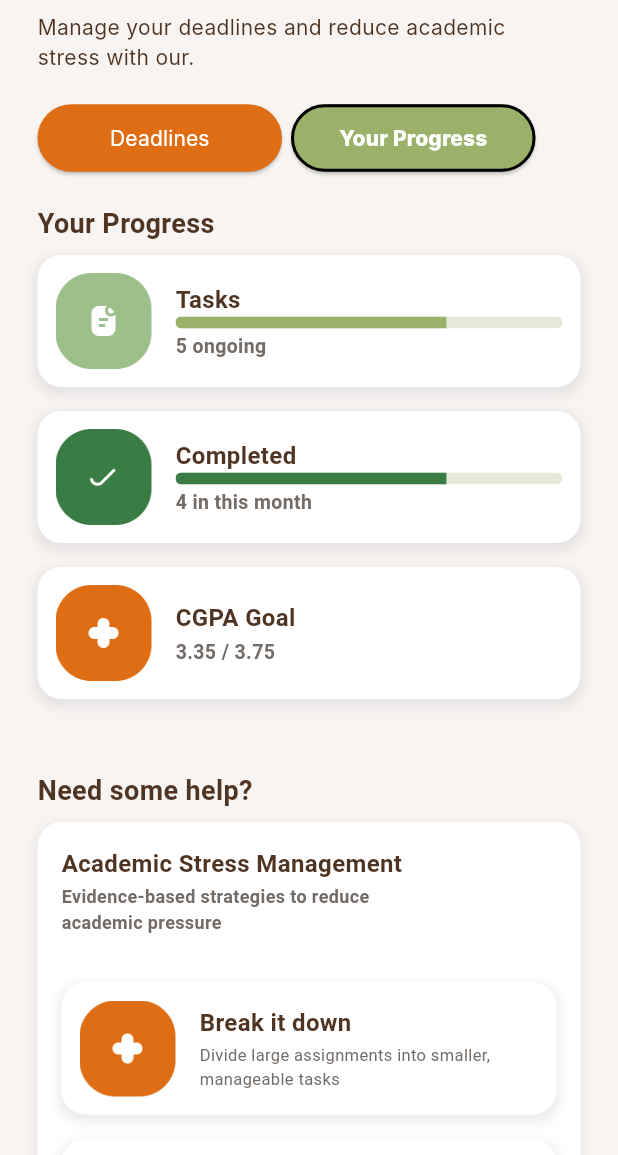
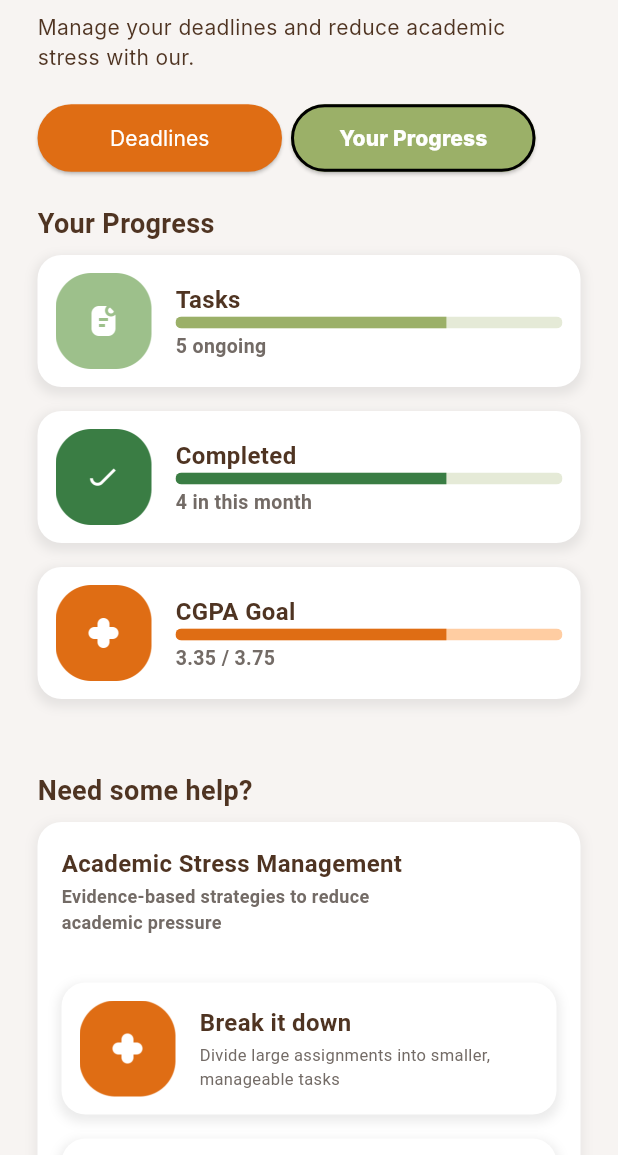
Before and after one commit to danhqm/UpLift-ClosedAI, a Flutter app: the Acadprogress screen opened directly with empty values, on a phone screen of 412 x 824 dp, the part 81-1236 px from its top. Run offline on Flutter 3.47's test engine with Material 3 defaults, Android fonts, the phone set to English and light mode, and no system bars; our stand-ins replace flutter_dotenv, loading_animation_widget, pin_code_fields; missing offline and left inert: mailer, postgres; accounts and stored records are empty; Roboto replaces fonts that are missing (Inter); statements that could not run were skipped.

Commit message:
update on academic planning progress bar

```diff
--- a/lib/page/acadprogress.dart
+++ b/lib/page/acadprogress.dart
@@ -136,6 +136,8 @@ class _AcadprogressState extends State<Acadprogress> {
                 child: _buildCgpaCard(
                   imagePath: 'media/ProgressCGPA.png',
                   title: 'CGPA Goal',
+                  progress: completedProgress,
+                  progressColor: const Color(0xFFDF6D14),
                   cgpaGoal: cgpaGoal,
                 ),
               ),
@@ -306,6 +308,8 @@ class _AcadprogressState extends State<Acadprogress> {
     required String imagePath,
     required String title,
     required String cgpaGoal,
+    required double progress,
+    required Color progressColor,
   }) {
     return Container(
       decoration: BoxDecoration(
@@ -343,6 +347,15 @@ class _AcadprogressState extends State<Acadprogress> {
                     color: Color(0xFF4F3422),
                     fontSize: 16,
                     fontWeight: FontWeight.w700,
+                  ),
+                ),
+                ClipRRect(
+                  borderRadius: BorderRadius.circular(8),
+                  child: LinearProgressIndicator(
+                    value: progress,
+                    minHeight: 8,
+                    backgroundColor: const Color(0xFFFFCDA2),
+                    color: progressColor,
                   ),
                 ),
                 const SizedBox(height: 2),
```
